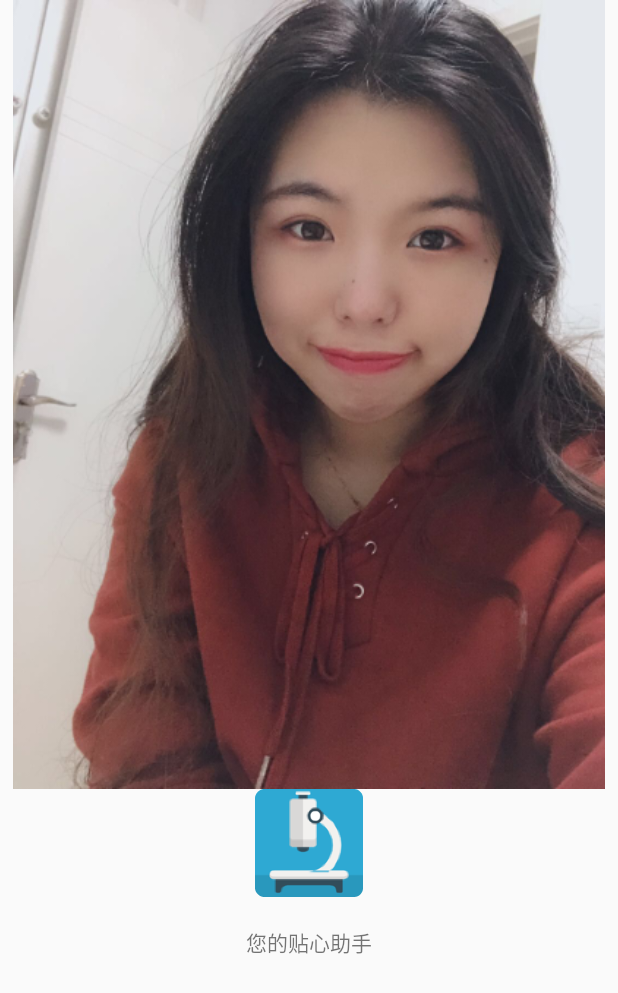
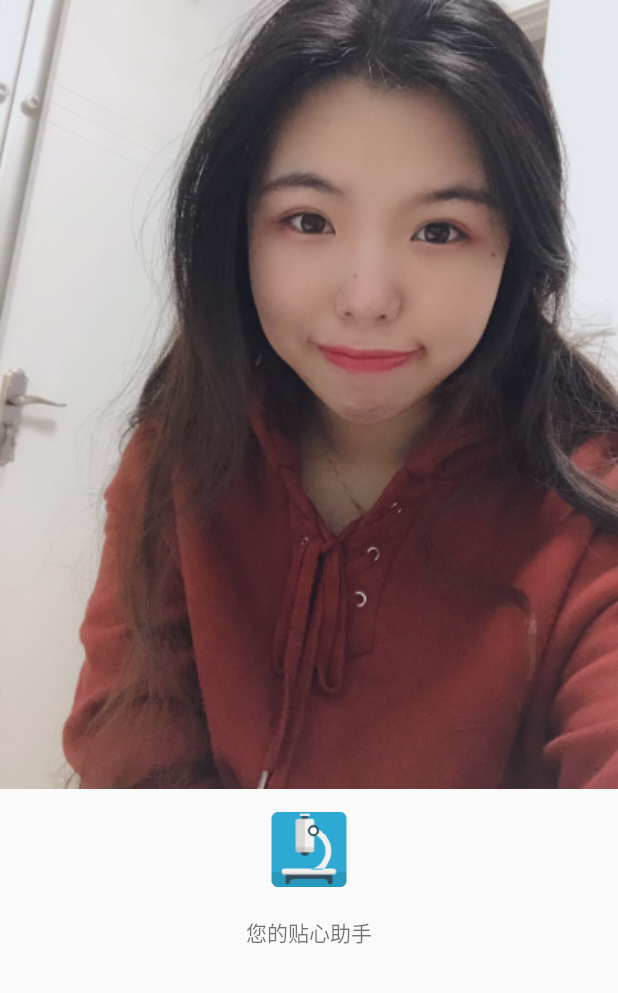
Before and after one commit to xiaoxinshiwo/ToolKit, an Android app: the SplashActivity screen opened directly, with no data from a screen before it, on a phone screen of 412 x 824 dp. Shown: the top 993 px of the screen. Run offline under Robolectric (Android 15) with nearby library versions, the phone set to English and light mode, and no system bars.

Commit message:
设置启动页--优化启动页

```diff
--- a/app/src/main/res/layout/activity_splash.xml
+++ b/app/src/main/res/layout/activity_splash.xml
@@ -11,12 +11,13 @@
         android:layout_width="match_parent"
         android:layout_height="526dp"
         android:contentDescription="@string/app_name"
-        android:scaleType="fitCenter" />
+        android:scaleType="centerCrop" />
 
     <ImageView
         android:id="@+id/imageViewLogo"
         android:layout_width="match_parent"
-        android:layout_height="wrap_content"
+        android:layout_height="50dp"
+        android:layout_marginTop="15dp"
         app:srcCompat="@mipmap/ic_launcher"
         tools:ignore="VectorDrawableCompat" />
 
```
Also changed, not shown: 1 other file.
